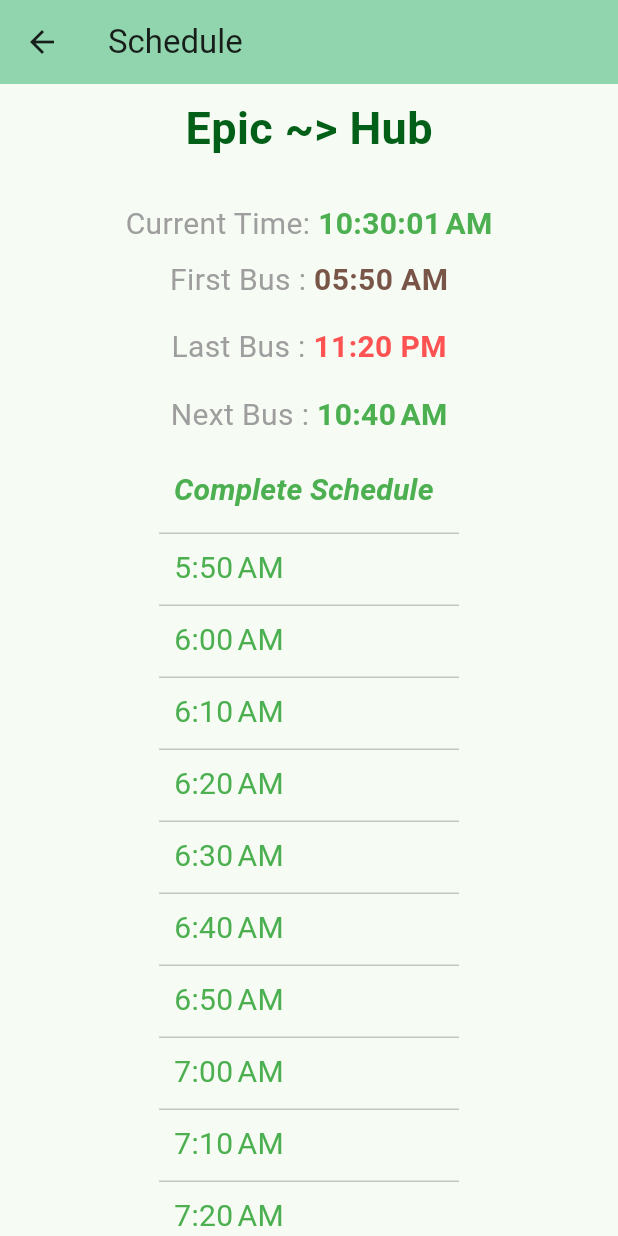
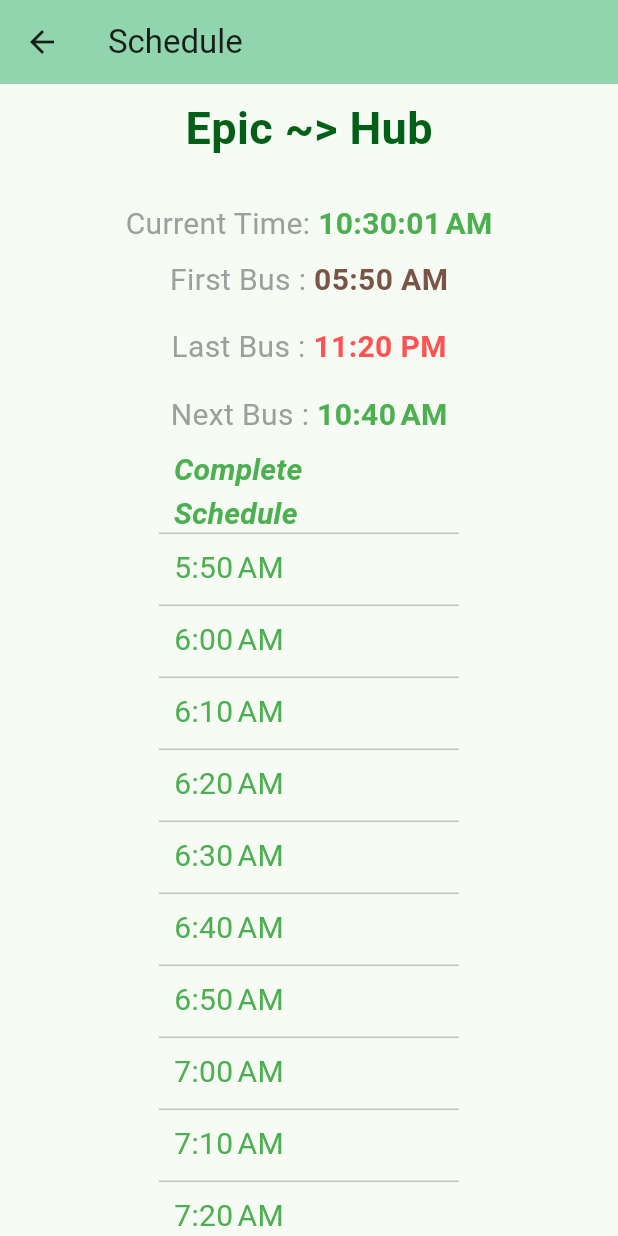
Before and after one commit to abyshekhar/city_connect, a Flutter app: the screen it shows after launch, after a tap on "Epic ~> Hub", on a phone screen of 412 x 824 dp. Run offline on Flutter 3.47's test engine with Material 3 defaults, Android fonts, the phone set to English and light mode, and no system bars.

```diff
--- a/lib/route_schedule.dart
+++ b/lib/route_schedule.dart
@@ -156,7 +156,7 @@ class RouteSchedule extends StatelessWidget {
                     DataColumn(
                       label: Expanded(
                         child: Text(
-                          'Complete Schedule',
+                          'Complete\nSchedule',
                           style: TextStyle(
                               fontStyle: FontStyle.italic,
                               fontWeight: FontWeight.bold,
@@ -167,9 +167,7 @@ class RouteSchedule extends StatelessWidget {
                     ),
                   ],
                   rows: <DataRow>[
-                    ...routes
-                        .firstWhere((element) => element.id == id)
-                        .timings
+                    ...timeList
                         .map(
                           (e) => DataRow(
                             cells: <DataCell>[
```
